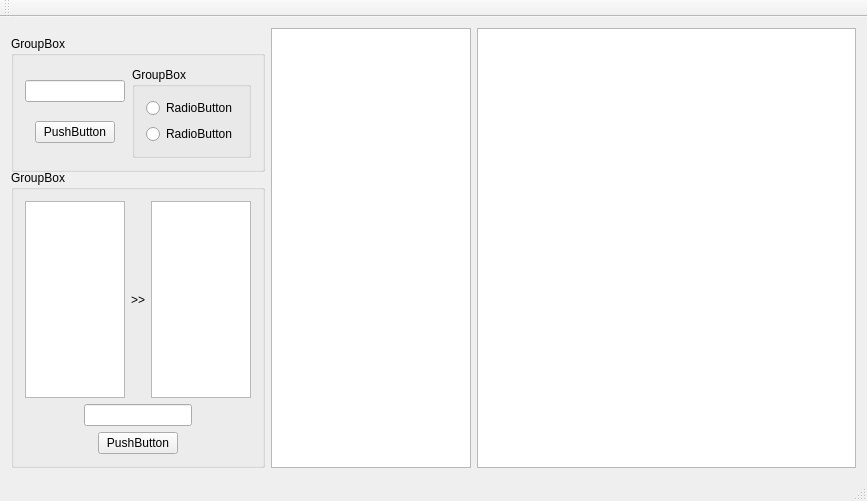
This is mainwindow.ui in betax96/automata-de-pila as Qt 5 draws it before an edit. The edited form follows.
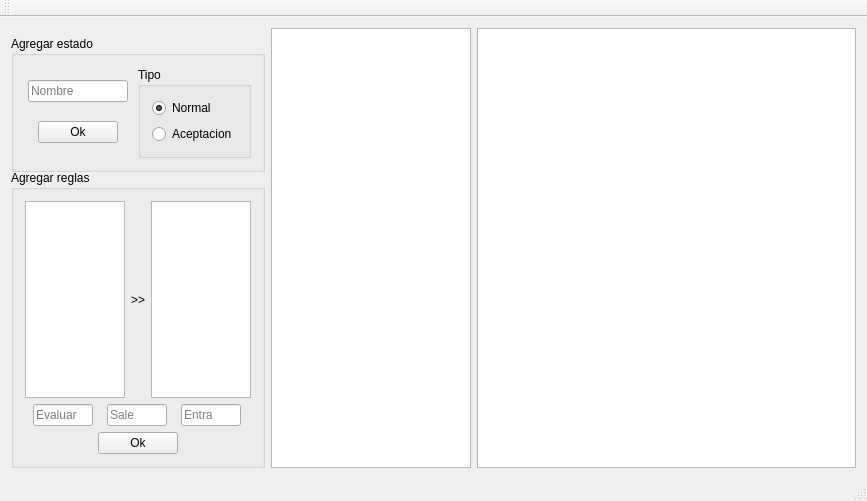
This is the edited form.

```diff
--- a/mainwindow.ui
+++ b/mainwindow.ui
@@ -40,7 +40,7 @@
            </size>
           </property>
           <property name="title">
-           <string>GroupBox</string>
+           <string>Agregar estado</string>
           </property>
           <layout class="QHBoxLayout" name="horizontalLayout_4">
            <property name="sizeConstraint">
@@ -65,6 +65,9 @@
                  <height>16777215</height>
                 </size>
                </property>
+               <property name="placeholderText">
+                <string>Nombre</string>
+               </property>
               </widget>
              </item>
              <item alignment="Qt::AlignHCenter">
@@ -76,7 +79,7 @@
                 </sizepolicy>
                </property>
                <property name="text">
-                <string>PushButton</string>
+                <string>Ok</string>
                </property>
               </widget>
              </item>
@@ -96,7 +99,7 @@
                 </sizepolicy>
                </property>
                <property name="title">
-                <string>GroupBox</string>
+                <string>Tipo</string>
                </property>
                <layout class="QVBoxLayout" name="verticalLayout_6">
                 <property name="sizeConstraint">
@@ -105,14 +108,17 @@
                 <item>
                  <widget class="QRadioButton" name="radioButton">
                   <property name="text">
-                   <string>RadioButton</string>
+                   <string>Normal</string>
+                  </property>
+                  <property name="checked">
+                   <bool>true</bool>
                   </property>
                  </widget>
                 </item>
                 <item>
                  <widget class="QRadioButton" name="radioButton_2">
                   <property name="text">
-                   <string>RadioButton</string>
+                   <string>Aceptacion</string>
                   </property>
                  </widget>
                 </item>
@@ -127,7 +133,7 @@
         <item>
          <widget class="QGroupBox" name="groupBox_2">
           <property name="title">
-           <string>GroupBox</string>
+           <string>Agregar reglas</string>
           </property>
           <layout class="QVBoxLayout" name="verticalLayout_7">
            <item>
@@ -173,15 +179,69 @@
              </item>
             </layout>
            </item>
-           <item alignment="Qt::AlignHCenter">
-            <widget class="QLineEdit" name="lineEdit_2">
-             <property name="sizePolicy">
-              <sizepolicy hsizetype="Fixed" vsizetype="Fixed">
-               <horstretch>0</horstretch>
-               <verstretch>0</verstretch>
-              </sizepolicy>
-             </property>
-            </widget>
+           <item>
+            <layout class="QHBoxLayout" name="horizontalLayout">
+             <item>
+              <widget class="QLineEdit" name="lineEdit_4">
+               <property name="sizePolicy">
+                <sizepolicy hsizetype="Minimum" vsizetype="Fixed">
+                 <horstretch>0</horstretch>
+                 <verstretch>0</verstretch>
+                </sizepolicy>
+               </property>
+               <property name="maximumSize">
+                <size>
+                 <width>60</width>
+                 <height>16777215</height>
+                </size>
+               </property>
+               <property name="placeholderText">
+                <string>Evaluar</string>
+               </property>
+              </widget>
+             </item>
+             <item>
+              <widget class="QLineEdit" name="lineEdit_3">
+               <property name="sizePolicy">
+                <sizepolicy hsizetype="Minimum" vsizetype="Fixed">
+                 <horstretch>0</horstretch>
+                 <verstretch>0</verstretch>
+                </sizepolicy>
+               </property>
+               <property name="maximumSize">
+                <size>
+                 <width>60</width>
+                 <height>16777215</height>
+                </size>
+               </property>
+               <property name="placeholderText">
+                <string>Sale</string>
+               </property>
+              </widget>
+             </item>
+             <item>
+              <widget class="QLineEdit" name="lineEdit_2">
+               <property name="sizePolicy">
+                <sizepolicy hsizetype="Minimum" vsizetype="Fixed">
+                 <horstretch>0</horstretch>
+                 <verstretch>0</verstretch>
+                </sizepolicy>
+               </property>
+               <property name="maximumSize">
+                <size>
+                 <width>60</width>
+                 <height>16777215</height>
+                </size>
+               </property>
+               <property name="inputMask">
+                <string/>
+               </property>
+               <property name="placeholderText">
+                <string>Entra</string>
+               </property>
+              </widget>
+             </item>
+            </layout>
            </item>
            <item alignment="Qt::AlignHCenter">
             <widget class="QPushButton" name="pushButton_4">
@@ -192,7 +252,7 @@
               </sizepolicy>
              </property>
              <property name="text">
-              <string>PushButton</string>
+              <string>Ok</string>
              </property>
             </widget>
            </item>
```
Left out of the diff: 6 changed lines with no effect on the pictures.
